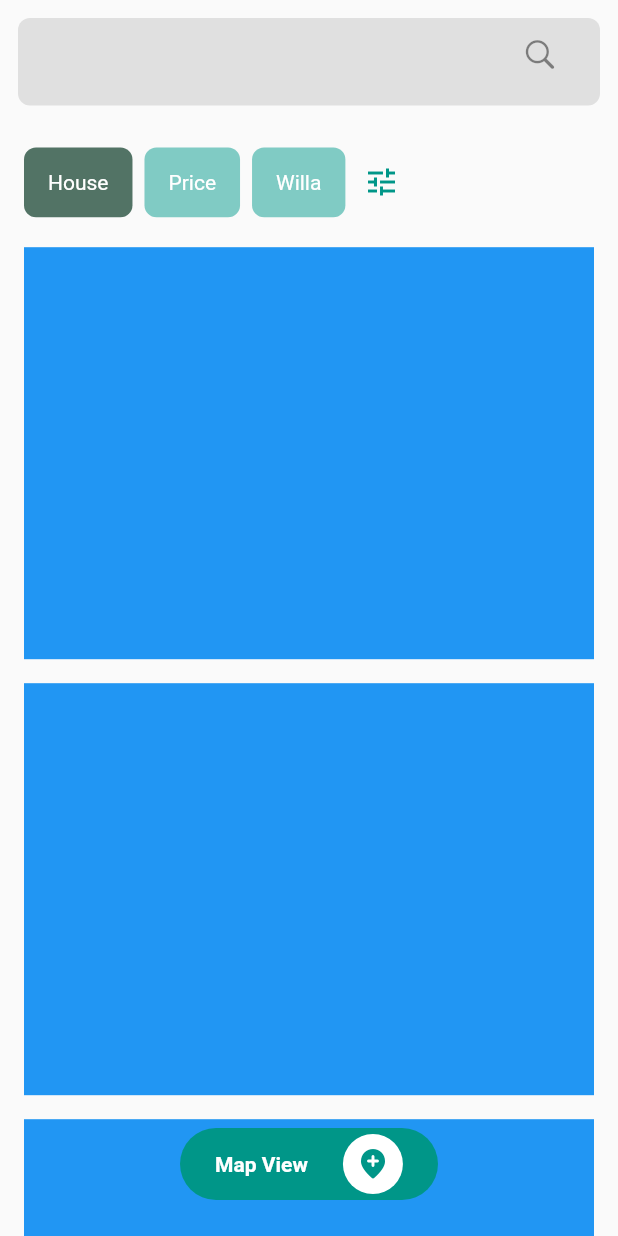
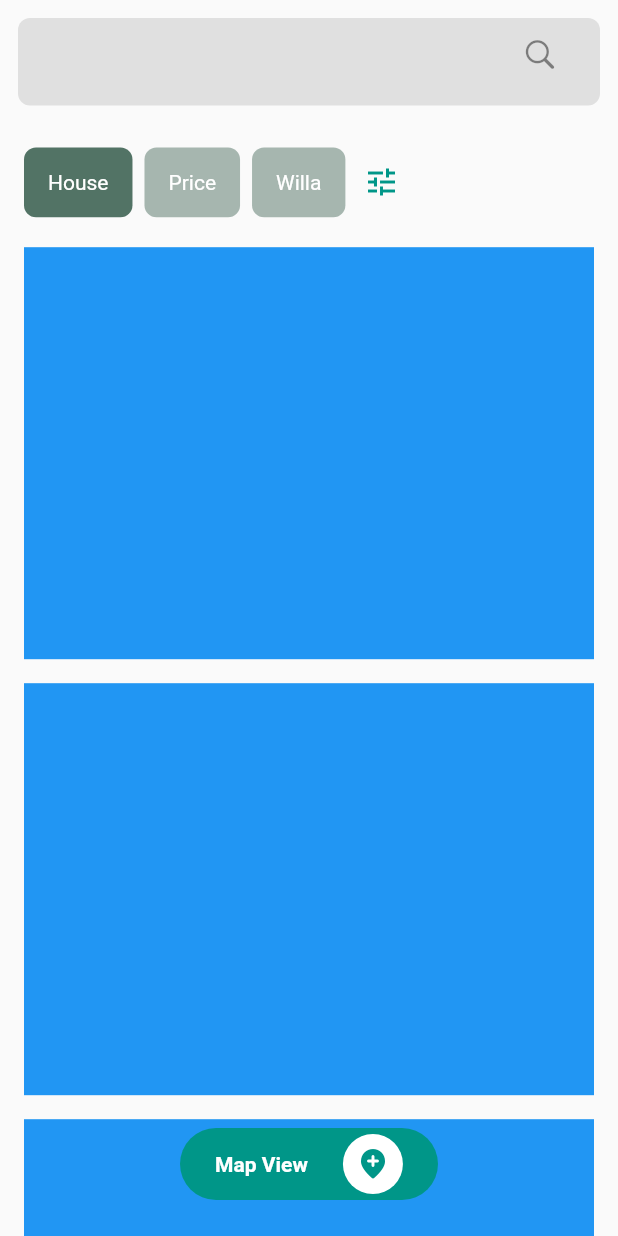
Before and after one commit to JAICHANGPARK/flutter_notebook_8th_story, a Flutter app: the screen it shows after launch, on a phone screen of 412 x 824 dp. Run offline on Flutter 3.47's test engine with Material 2 defaults, Android fonts, the phone set to English and light mode, and no system bars; our stand-ins replace badges, flutter_hooks, google_fonts, hooks_riverpod, state_notifier.

Commit message:
Update rental_main_page.dart

```diff
--- a/lib/ep585_rental_app/rental_main_page.dart
+++ b/lib/ep585_rental_app/rental_main_page.dart
@@ -79,7 +79,7 @@ class _RentalMainPageState extends State<RentalMainPage> {
                       },
                       child: Container(
                         decoration: BoxDecoration(
-                          color: _pageIndex == 1 ? Colors.teal : Colors.teal[200],
+                          color: _pageIndex == 1 ? _appColor : _appColor.withOpacity(0.5),
                           borderRadius: BorderRadius.circular(8),
                         ),
                         child: Padding(
@@ -104,7 +104,7 @@ class _RentalMainPageState extends State<RentalMainPage> {
                       },
                       child: Container(
                         decoration: BoxDecoration(
-                          color: _pageIndex == 2 ? Colors.teal : Colors.teal[200],
+                          color: _pageIndex == 2 ?_appColor : _appColor.withOpacity(0.5),
                           borderRadius: BorderRadius.circular(8),
                         ),
                         child: Padding(
```
